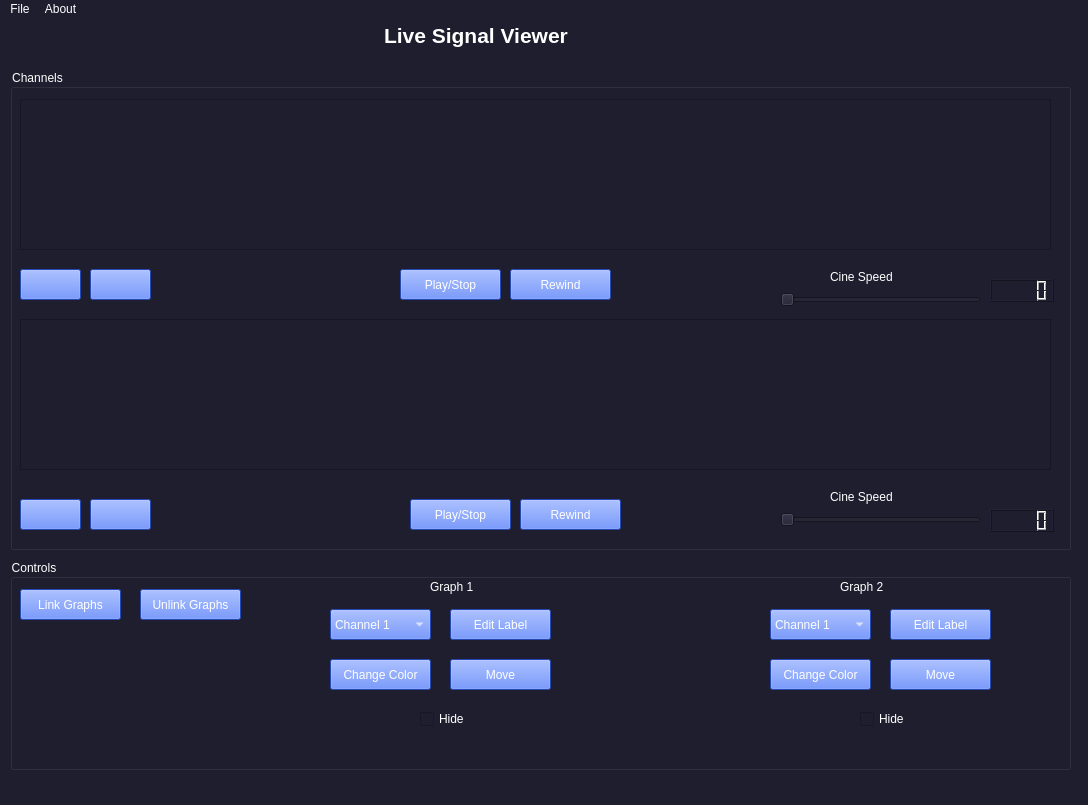
Above: Front_End.ui from MoHazem02/Signal-Viewer before the change. Below: the same form after it.
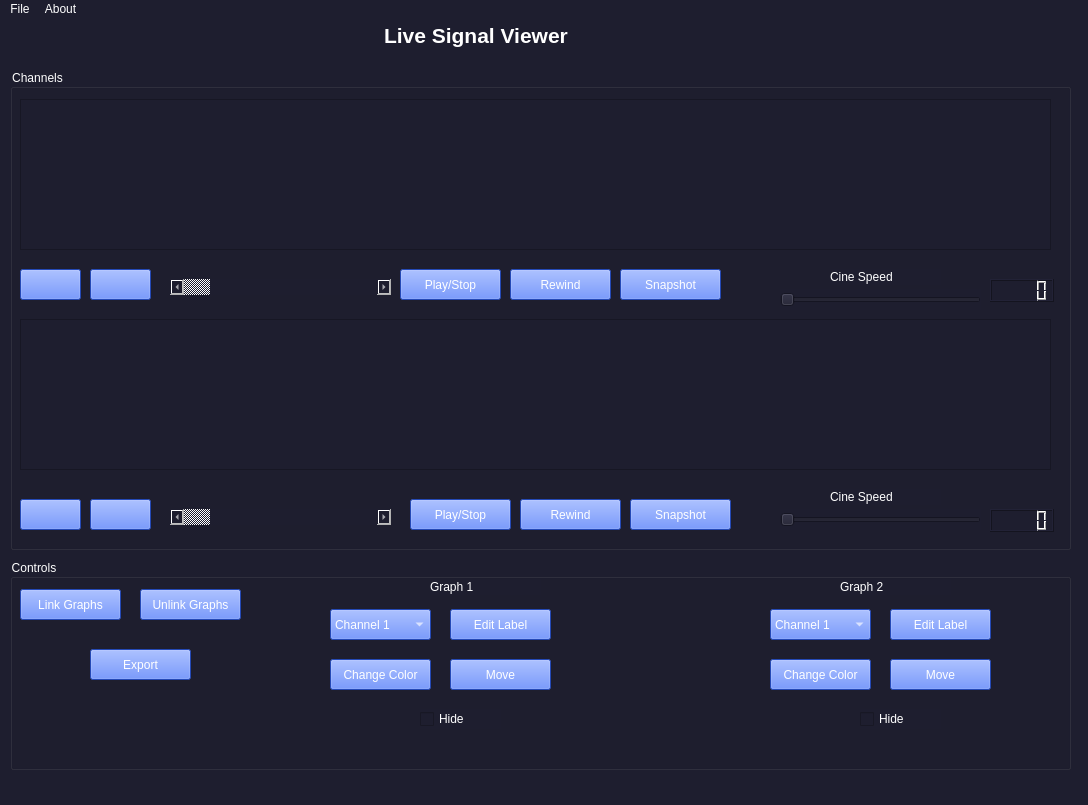
That is the form after the change. Icons and pictures are not drawn. Custom widgets are drawn as their Qt base class.

Commit message: Snapshot, Export, and Slider scrolls

Diff of the .ui file:
```diff
--- a/Front_End.ui
+++ b/Front_End.ui
@@ -291,6 +291,70 @@
       <string>Rewind</string>
      </property>
     </widget>
+    <widget class="QScrollBar" name="horizontalScrollBar">
+     <property name="enabled">
+      <bool>false</bool>
+     </property>
+     <property name="geometry">
+      <rect>
+       <x>160</x>
+       <y>210</y>
+       <width>221</width>
+       <height>16</height>
+      </rect>
+     </property>
+     <property name="orientation">
+      <enum>Qt::Horizontal</enum>
+     </property>
+    </widget>
+    <widget class="QScrollBar" name="horizontalScrollBar_2">
+     <property name="enabled">
+      <bool>false</bool>
+     </property>
+     <property name="geometry">
+      <rect>
+       <x>160</x>
+       <y>440</y>
+       <width>221</width>
+       <height>16</height>
+      </rect>
+     </property>
+     <property name="orientation">
+      <enum>Qt::Horizontal</enum>
+     </property>
+    </widget>
+    <widget class="QPushButton" name="pushButton_14">
+     <property name="geometry">
+      <rect>
+       <x>610</x>
+       <y>200</y>
+       <width>101</width>
+       <height>31</height>
+      </rect>
+     </property>
+     <property name="styleSheet">
+      <string notr="true">background-color:#3366ff;</string>
+     </property>
+     <property name="text">
+      <string>Snapshot</string>
+     </property>
+    </widget>
+    <widget class="QPushButton" name="pushButton_15">
+     <property name="geometry">
+      <rect>
+       <x>620</x>
+       <y>430</y>
+       <width>101</width>
+       <height>31</height>
+      </rect>
+     </property>
+     <property name="styleSheet">
+      <string notr="true">background-color:#3366ff;</string>
+     </property>
+     <property name="text">
+      <string>Snapshot</string>
+     </property>
+    </widget>
    </widget>
    <widget class="QGroupBox" name="groupBox_2">
     <property name="geometry">
@@ -540,6 +604,22 @@
       <string>Hide</string>
      </property>
     </widget>
+    <widget class="QPushButton" name="pushButton_12">
+     <property name="geometry">
+      <rect>
+       <x>80</x>
+       <y>90</y>
+       <width>101</width>
+       <height>31</height>
+      </rect>
+     </property>
+     <property name="styleSheet">
+      <string notr="true">background-color:#3366ff;</string>
+     </property>
+     <property name="text">
+      <string>Export</string>
+     </property>
+    </widget>
    </widget>
   </widget>
   <widget class="QMenuBar" name="menubar">
```
